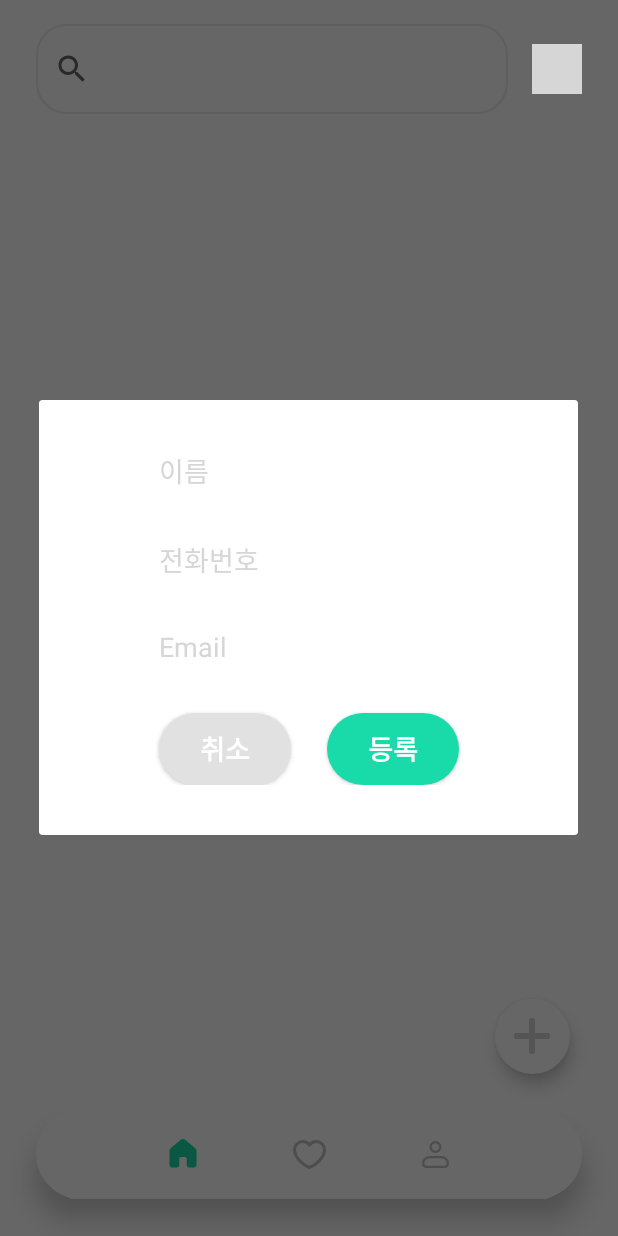
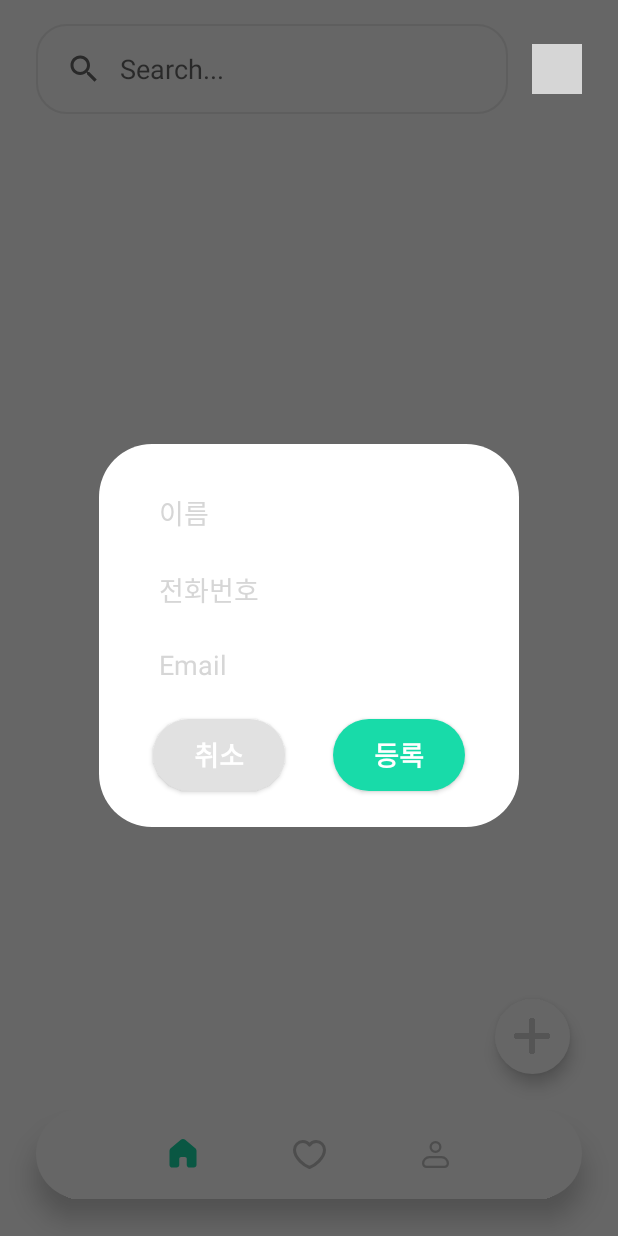
Before and after one commit to Sth-bear/TeamChicken, an Android app: the screen it shows after launch (MainActivity), after a tap on an icon or button, on a phone screen of 412 x 824 dp. Run offline under Robolectric (Android 15) with nearby library versions, the phone set to English and light mode, and no system bars; our stand-ins replace CircleImageView; grey boxes are pictures that could not be loaded.

Commit message:
[Style] 클릭 시 빨간 하트, 다이얼로그 커스텀, 다이얼로그 투명 배경 추가

```diff
--- a/app/src/main/java/com/example/teamprojectchicken/activities/ContactDetailFragment.kt
+++ b/app/src/main/java/com/example/teamprojectchicken/activities/ContactDetailFragment.kt
@@ -29,7 +29,6 @@ import com.example.teamprojectchicken.viewmodels.ContactViewModel
 private const val ARG_CONTACT = "contact"
 
 class ContactDetailFragment : Fragment() {
-    private lateinit var photoPickerLauncher: ActivityResultLauncher<PickVisualMediaRequest>
     private lateinit var callback: OnBackPressedCallback
     private var viewModel = ContactViewModel()
     private var contact: Contact? = null
@@ -37,6 +36,7 @@ class ContactDetailFragment : Fragment() {
     private var imageUri: Uri? = null
     private lateinit var imageView: ImageView
     private val binding get() = _binding!!
+
     private val requestPermissionLauncher: ActivityResultLauncher<String> =
         registerForActivityResult(ActivityResultContracts.RequestPermission()) {
             if (it) {
@@ -78,7 +78,6 @@ class ContactDetailFragment : Fragment() {
         // Inflate the layout for this fragment
         _binding = FragmentContactDetailBinding.inflate(inflater, container, false)
         editUserInfo()
-        Log.d("log_변경전","$contact")
         return binding.root
     }
 
--- a/app/src/main/java/com/example/teamprojectchicken/activities/ContactListFragment.kt
+++ b/app/src/main/java/com/example/teamprojectchicken/activities/ContactListFragment.kt
@@ -2,6 +2,8 @@ package com.example.teamprojectchicken.activities
 
 import android.app.AlertDialog
 import android.content.Intent
+import android.graphics.Color
+import android.graphics.drawable.ColorDrawable
 import android.net.Uri
 import android.os.Bundle
 import androidx.fragment.app.Fragment
@@ -116,6 +118,7 @@ class ContactListFragment : Fragment() {
             val alertDialog: AlertDialog = builder.create()
             val binding: AddcontactDialogBinding = AddcontactDialogBinding.inflate(layoutInflater)
             alertDialog.setView(binding.root)
+            alertDialog.window?.setBackgroundDrawable(ColorDrawable(Color.TRANSPARENT))
 
             binding.dlBtnCancel.setOnClickListener {
                 alertDialog.dismiss()
--- /dev/null
+++ b/app/src/main/res/drawable/bg_dialog_round.xml
@@ -0,0 +1,7 @@
+<?xml version="1.0" encoding="utf-8"?>
+<shape xmlns:android="http://schemas.android.com/apk/res/android"
+    android:shape="rectangle">
+    <corners android:radius="35dp"/>
+    <solid android:color="@color/white"/>
+
+</shape>
--- /dev/null
+++ b/app/src/main/res/drawable/btn_dialog_confirm.xml
@@ -0,0 +1,4 @@
+<?xml version="1.0" encoding="utf-8"?>
+<selector xmlns:android="http://schemas.android.com/apk/res/android">
+
+</selector>
--- a/app/src/main/res/drawable/ic_heart.xml
+++ b/app/src/main/res/drawable/ic_heart.xml
@@ -8,6 +8,6 @@
       android:strokeLineJoin="round"
       android:strokeWidth="2"
       android:fillColor="#00000000"
-      android:strokeColor="#9F9F9F"
+      android:strokeColor="#D1D1D1"
       android:strokeLineCap="round"/>
 </vector>
--- a/app/src/main/res/drawable/ic_heart_filled.xml
+++ b/app/src/main/res/drawable/ic_heart_filled.xml
@@ -7,7 +7,7 @@
       android:pathData="M6.5,1C3.463,1 1,3.439 1,6.448C1,11.896 7.5,16.848 11,18C14.5,16.848 21,11.896 21,6.448C21,3.439 18.538,1 15.5,1C13.64,1 11.995,1.915 11,3.315C10.493,2.599 9.819,2.015 9.036,1.612C8.252,1.209 7.383,0.999 6.5,1Z"
       android:strokeLineJoin="round"
       android:strokeWidth="2"
-      android:fillColor="#FF0000"
-      android:strokeColor="#FF0000"
+      android:fillColor="#FF6565"
+      android:strokeColor="#FF6565"
       android:strokeLineCap="round"/>
 </vector>
--- a/app/src/main/res/layout/addcontact_dialog.xml
+++ b/app/src/main/res/layout/addcontact_dialog.xml
@@ -2,20 +2,32 @@
 <androidx.constraintlayout.widget.ConstraintLayout xmlns:android="http://schemas.android.com/apk/res/android"
     xmlns:app="http://schemas.android.com/apk/res-auto"
     xmlns:tools="http://schemas.android.com/tools"
-    android:layout_width="300dp"
+    android:layout_width="match_parent"
     android:layout_height="wrap_content"
-    android:background="@drawable/tablayout_radius"
     android:padding="33dp">
+
+    <androidx.constraintlayout.widget.ConstraintLayout
+        android:layout_width="wrap_content"
+        android:layout_height="wrap_content"
+        android:layout_marginTop="24dp"
+        android:background="@drawable/bg_dialog_round"
+        app:layout_constraintEnd_toEndOf="parent"
+        app:layout_constraintStart_toStartOf="parent"
+        app:layout_constraintTop_toTopOf="parent">
+
 
         <EditText
             android:id="@+id/dl_et_name"
             android:layout_width="200dp"
             android:layout_height="wrap_content"
+            android:layout_marginStart="40dp"
+            android:layout_marginTop="32dp"
+            android:layout_marginEnd="40dp"
             android:background="@android:color/transparent"
             android:ems="10"
             android:hint="이름"
+            android:inputType="text"
             android:textColorHint="#D6D6D6"
-        android:inputType="text"
             app:layout_constraintEnd_toEndOf="parent"
             app:layout_constraintStart_toStartOf="parent"
             app:layout_constraintTop_toTopOf="parent" />
@@ -24,12 +36,14 @@
             android:id="@+id/dl_et_number"
             android:layout_width="200dp"
             android:layout_height="wrap_content"
-        android:layout_marginTop="32dp"
+            android:layout_marginStart="40dp"
+            android:layout_marginTop="24dp"
+            android:layout_marginEnd="40dp"
             android:background="@android:color/transparent"
             android:ems="10"
             android:hint="전화번호"
+            android:inputType="phone"
             android:textColorHint="#D6D6D6"
-        android:inputType="phone"
             app:layout_constraintEnd_toEndOf="parent"
             app:layout_constraintStart_toStartOf="parent"
             app:layout_constraintTop_toBottomOf="@+id/dl_et_name" />
@@ -38,12 +52,14 @@
             android:id="@+id/dl_et_email"
             android:layout_width="200dp"
             android:layout_height="wrap_content"
-        android:layout_marginTop="32dp"
+            android:layout_marginStart="40dp"
+            android:layout_marginTop="24dp"
+            android:layout_marginEnd="40dp"
             android:background="@android:color/transparent"
             android:ems="10"
             android:hint="Email"
+            android:inputType="textEmailAddress"
             android:textColorHint="#D6D6D6"
-        android:inputType="textEmailAddress"
             app:layout_constraintEnd_toEndOf="parent"
             app:layout_constraintStart_toStartOf="parent"
             app:layout_constraintTop_toBottomOf="@+id/dl_et_number" />
@@ -52,13 +68,15 @@
             android:id="@+id/dl_btn_cancel"
             android:layout_width="wrap_content"
             android:layout_height="wrap_content"
-        android:layout_marginTop="32dp"
+            android:layout_marginTop="24dp"
+            android:layout_marginBottom="24dp"
             android:background="@drawable/tablayout_radius"
             android:backgroundTint="#E1E1E1"
             android:text="취소"
             android:textColor="#FFFFFF"
             android:textSize="18sp"
             android:textStyle="bold"
+            app:layout_constraintBottom_toBottomOf="parent"
             app:layout_constraintEnd_toStartOf="@+id/dl_btn_register"
             app:layout_constraintHorizontal_bias="0.5"
             app:layout_constraintHorizontal_chainStyle="packed"
@@ -69,16 +87,22 @@
             android:id="@+id/dl_btn_register"
             android:layout_width="wrap_content"
             android:layout_height="wrap_content"
-        android:layout_marginStart="24dp"
-        android:layout_marginTop="32dp"
+            android:layout_marginStart="32dp"
+            android:layout_marginTop="24dp"
+            android:layout_marginBottom="24dp"
             android:background="@drawable/tablayout_radius"
             android:backgroundTint="@color/mainColor"
             android:text="등록"
             android:textColor="#FFFFFF"
             android:textSize="18sp"
             android:textStyle="bold"
+            app:layout_constraintBottom_toBottomOf="parent"
             app:layout_constraintEnd_toEndOf="parent"
             app:layout_constraintHorizontal_bias="0.5"
             app:layout_constraintStart_toEndOf="@+id/dl_btn_cancel"
             app:layout_constraintTop_toBottomOf="@+id/dl_et_email" />
+
+
     </androidx.constraintlayout.widget.ConstraintLayout>
+
+</androidx.constraintlayout.widget.ConstraintLayout>
--- a/app/src/main/res/layout/fragment_contact_detail.xml
+++ b/app/src/main/res/layout/fragment_contact_detail.xml
@@ -72,8 +72,7 @@
                     android:background="#00FFFFFF"
                     android:src="@drawable/ic_heart"
                     app:layout_constraintStart_toStartOf="parent"
-                    app:layout_constraintTop_toTopOf="parent"
-                    app:tint="#D1D1D1" />
+                    app:layout_constraintTop_toTopOf="parent" />
 
                 <de.hdodenhof.circleimageview.CircleImageView
                     android:id="@+id/iv_detail_profile"
--- a/app/src/main/res/layout/fragment_contact_list.xml
+++ b/app/src/main/res/layout/fragment_contact_list.xml
@@ -8,7 +8,7 @@
     tools:context=".activities.ContactListFragment">
 
 
-    <SearchView
+    <androidx.appcompat.widget.SearchView
         android:id="@+id/sv_list_search"
         android:layout_width="0dp"
         android:layout_height="60dp"
@@ -25,7 +25,7 @@
         app:queryBackground="@null"
         app:queryHint="Search...">
 
-    </SearchView>
+    </androidx.appcompat.widget.SearchView>
 
     <ImageView
         android:id="@+id/iv_set"
--- a/app/src/main/res/layout/item_rv_contact_list.xml
+++ b/app/src/main/res/layout/item_rv_contact_list.xml
@@ -58,7 +58,6 @@
         android:src="@drawable/ic_heart"
         app:layout_constraintBottom_toBottomOf="parent"
         app:layout_constraintEnd_toEndOf="parent"
-        app:layout_constraintTop_toTopOf="parent"
-        app:tint="#D1D1D1" />
+        app:layout_constraintTop_toTopOf="parent" />
 
 </androidx.constraintlayout.widget.ConstraintLayout>
```
Lines whose indentation alone changed are shown as unchanged.
